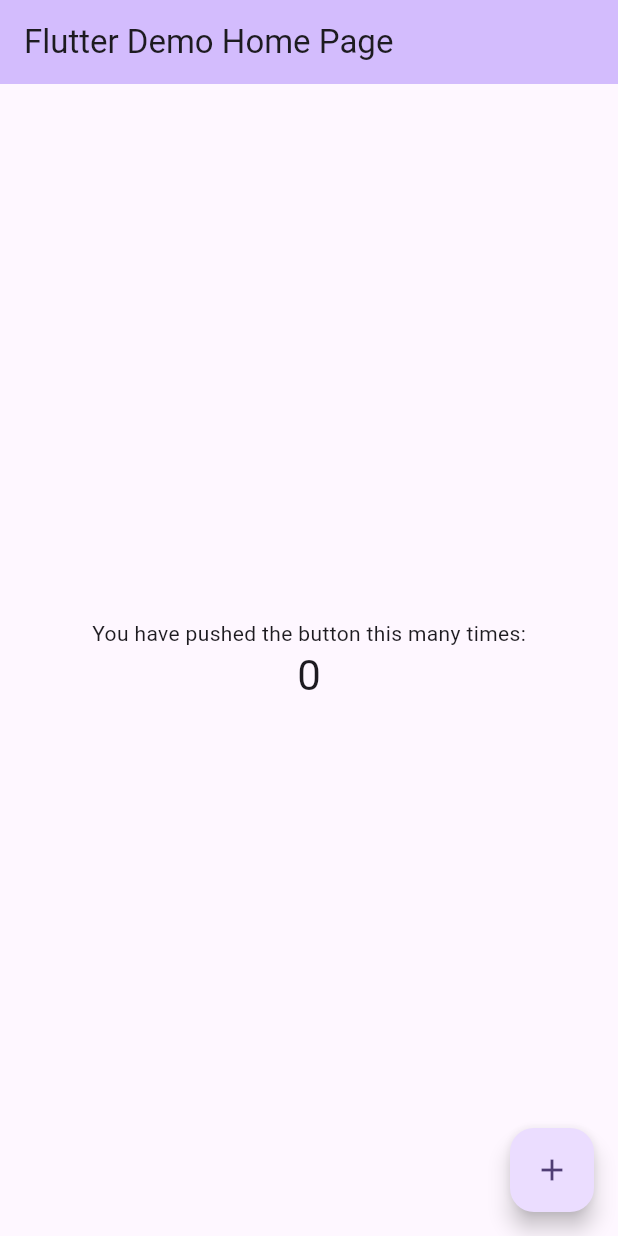
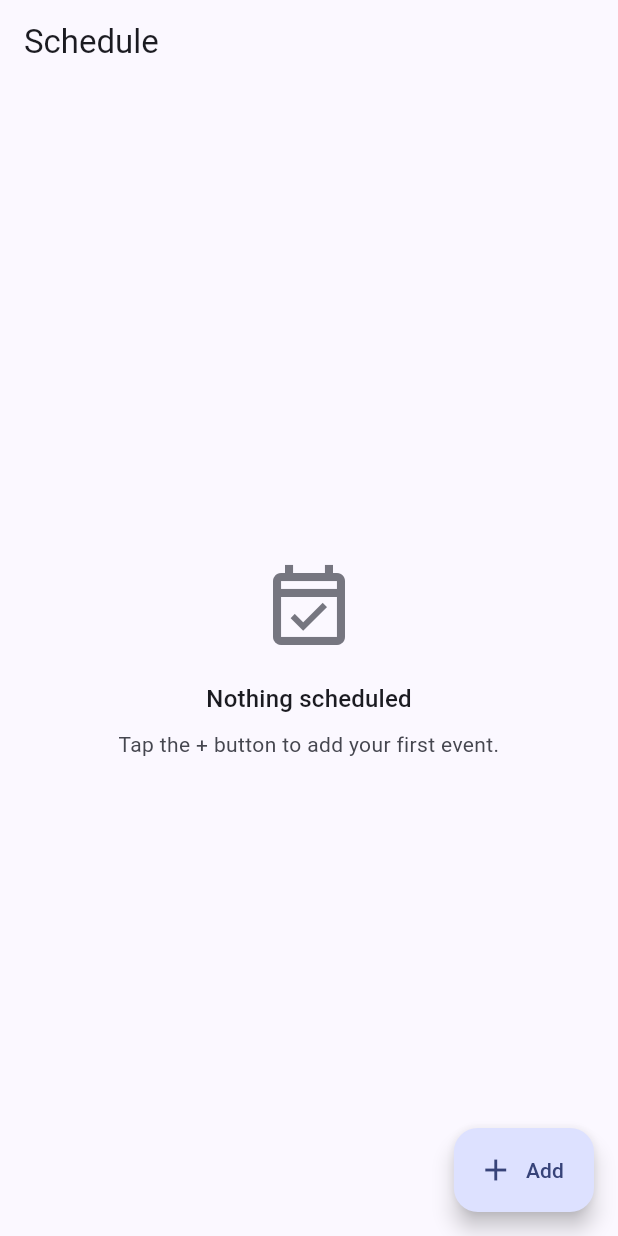
Before and after one commit to anaval99/dss, a Flutter app: the screen it shows after launch, on a phone screen of 412 x 824 dp. Run offline on Flutter 3.47's test engine with Material 3 defaults, Android fonts, the phone set to English and light mode, and no system bars; our stand-ins replace drift, flutter_riverpod; accounts and stored records are empty; generated files the repository leaves out were written again.

Commit message:
Phase 4: list screen, event tiles, FAB, empty state
First on-screen UI plus bootstrap wiring:
- main.dart/app.dart: ProviderScope, MaterialApp + light/dark themes,
  WidgetsBindingObserver that invalidates todayProvider on resume
  (reliable day-rollover path, §7)
- event_list_screen: watches eventListProvider (loading/empty/data)
- event_tile: urgency accent bar + tinted bg + relative-time chip
  (color never the sole signal), recurrence glyph, notes preview
- urgency_palette + app_theme tokens; pure event_format helpers
  (relative label, when/recurrence text, 12h time, ordinals)
- editor placeholder screen as the FAB/tap destination (Phase 5)

Replaced the stale counter widget test. flutter analyze clean;
72 tests passing (format units + screen ordering/labels/empty/FAB).

Co-Authored-By: Claude Opus 4.8 (1M context) <noreply@anthropic.com>

```diff
--- /dev/null
+++ b/lib/app.dart
@@ -0,0 +1,50 @@
+import 'package:flutter/material.dart';
+import 'package:flutter_riverpod/flutter_riverpod.dart';
+
+import 'core/theme/app_theme.dart';
+import 'presentation/providers/today_provider.dart';
+import 'presentation/screens/event_list_screen.dart';
+
+/// Root widget. Owns the [WidgetsBindingObserver] that refreshes `today` when
+/// the app returns to the foreground — the reliable day-rollover path on
+/// Android (an in-process midnight timer is unreliable under Doze, §7). On
+/// resume it invalidates [todayProvider], so the derived list re-resolves
+/// occurrences and re-classifies urgency without a restart.
+class DssApp extends ConsumerStatefulWidget {
+  const DssApp({super.key});
+
+  @override
+  ConsumerState<DssApp> createState() => _DssAppState();
+}
+
+class _DssAppState extends ConsumerState<DssApp> with WidgetsBindingObserver {
+  @override
+  void initState() {
+    super.initState();
+    WidgetsBinding.instance.addObserver(this);
+  }
+
+  @override
+  void dispose() {
+    WidgetsBinding.instance.removeObserver(this);
+    super.dispose();
+  }
+
+  @override
+  void didChangeAppLifecycleState(AppLifecycleState state) {
+    if (state == AppLifecycleState.resumed) {
+      ref.invalidate(todayProvider);
+    }
+  }
+
+  @override
+  Widget build(BuildContext context) {
+    return MaterialApp(
+      title: 'Damn Simple Scheduler',
+      debugShowCheckedModeBanner: false,
+      theme: AppTheme.light(),
+      darkTheme: AppTheme.dark(),
+      home: const EventListScreen(),
+    );
+  }
+}
--- /dev/null
+++ b/lib/core/theme/app_theme.dart
@@ -0,0 +1,30 @@
+import 'package:flutter/material.dart';
+
+/// App-wide light/dark themes. Deliberately restrained — a calm, content-first
+/// surface so the only saturated colors are the urgency accents (§6). The
+/// distinctive design pass (motion, spacing, refined tokens) lands in Phase 7.
+class AppTheme {
+  const AppTheme._();
+
+  static const _seed = Color(0xFF3A5BD9);
+
+  static ThemeData light() => _base(Brightness.light);
+  static ThemeData dark() => _base(Brightness.dark);
+
+  static ThemeData _base(Brightness brightness) {
+    final scheme = ColorScheme.fromSeed(
+      seedColor: _seed,
+      brightness: brightness,
+    );
+    return ThemeData(
+      colorScheme: scheme,
+      useMaterial3: true,
+      scaffoldBackgroundColor: scheme.surface,
+      appBarTheme: AppBarTheme(
+        backgroundColor: scheme.surface,
+        surfaceTintColor: Colors.transparent,
+        centerTitle: false,
+      ),
+    );
+  }
+}
--- a/lib/main.dart
+++ b/lib/main.dart
@@ -1,122 +1,11 @@
 import 'package:flutter/material.dart';
+import 'package:flutter_riverpod/flutter_riverpod.dart';
+
+import 'app.dart';
 
 void main() {
-  runApp(const MyApp());
+  WidgetsFlutterBinding.ensureInitialized();
+  // The Drift database opens lazily on first use via appDatabaseProvider; no
+  // explicit init needed here. All app state lives under this ProviderScope.
+  runApp(const ProviderScope(child: DssApp()));
 }
-
-class MyApp extends StatelessWidget {
-  const MyApp({super.key});
-
-  // This widget is the root of your application.
-  @override
-  Widget build(BuildContext context) {
-    return MaterialApp(
-      title: 'Flutter Demo',
-      theme: ThemeData(
-        // This is the theme of your application.
-        //
-        // TRY THIS: Try running your application with "flutter run". You'll see
-        // the application has a purple toolbar. Then, without quitting the app,
-        // try changing the seedColor in the colorScheme below to Colors.green
-        // and then invoke "hot reload" (save your changes or press the "hot
-        // reload" button in a Flutter-supported IDE, or press "r" if you used
-        // the command line to start the app).
-        //
-        // Notice that the counter didn't reset back to zero; the application
-        // state is not lost during the reload. To reset the state, use hot
-        // restart instead.
-        //
-        // This works for code too, not just values: Most code changes can be
-        // tested with just a hot reload.
-        colorScheme: .fromSeed(seedColor: Colors.deepPurple),
-      ),
-      home: const MyHomePage(title: 'Flutter Demo Home Page'),
-    );
-  }
-}
-
-class MyHomePage extends StatefulWidget {
-  const MyHomePage({super.key, required this.title});
-
-  // This widget is the home page of your application. It is stateful, meaning
-  // that it has a State object (defined below) that contains fields that affect
-  // how it looks.
-
-  // This class is the configuration for the state. It holds the values (in this
-  // case the title) provided by the parent (in this case the App widget) and
-  // used by the build method of the State. Fields in a Widget subclass are
-  // always marked "final".
-
-  final String title;
-
-  @override
-  State<MyHomePage> createState() => _MyHomePageState();
-}
-
-class _MyHomePageState extends State<MyHomePage> {
-  int _counter = 0;
-
-  void _incrementCounter() {
-    setState(() {
-      // This call to setState tells the Flutter framework that something has
-      // changed in this State, which causes it to rerun the build method below
-      // so that the display can reflect the updated values. If we changed
-      // _counter without calling setState(), then the build method would not be
-      // called again, and so nothing would appear to happen.
-      _counter++;
-    });
-  }
-
-  @override
-  Widget build(BuildContext context) {
-    // This method is rerun every time setState is called, for instance as done
-    // by the _incrementCounter method above.
-    //
-    // The Flutter framework has been optimized to make rerunning build methods
-    // fast, so that you can just rebuild anything that needs updating rather
-    // than having to individually change instances of widgets.
-    return Scaffold(
-      appBar: AppBar(
-        // TRY THIS: Try changing the color here to a specific color (to
-        // Colors.amber, perhaps?) and trigger a hot reload to see the AppBar
-        // change color while the other colors stay the same.
-        backgroundColor: Theme.of(context).colorScheme.inversePrimary,
-        // Here we take the value from the MyHomePage object that was created by
-        // the App.build method, and use it to set our appbar title.
-        title: Text(widget.title),
-      ),
-      body: Center(
-        // Center is a layout widget. It takes a single child and positions it
-        // in the middle of the parent.
-        child: Column(
-          // Column is also a layout widget. It takes a list of children and
-          // arranges them vertically. By default, it sizes itself to fit its
-          // children horizontally, and tries to be as tall as its parent.
-          //
-          // Column has various properties to control how it sizes itself and
-          // how it positions its children. Here we use mainAxisAlignment to
-          // center the children vertically; the main axis here is the vertical
-          // axis because Columns are vertical (the cross axis would be
-          // horizontal).
-          //
-          // TRY THIS: Invoke "debug painting" (choose the "Toggle Debug Paint"
-          // action in the IDE, or press "p" in the console), to see the
-          // wireframe for each widget.
-          mainAxisAlignment: .center,
-          children: [
-            const Text('You have pushed the button this many times:'),
-            Text(
-              '$_counter',
-              style: Theme.of(context).textTheme.headlineMedium,
-            ),
-          ],
-        ),
-      ),
-      floatingActionButton: FloatingActionButton(
-        onPressed: _incrementCounter,
-        tooltip: 'Increment',
-        child: const Icon(Icons.add),
-      ),
-    );
-  }
-}
--- /dev/null
+++ b/lib/presentation/screens/event_editor_screen.dart
@@ -0,0 +1,29 @@
+import 'package:flutter/material.dart';
+
+import '../../domain/models/event.dart';
+
+/// Create/edit form. **Placeholder** — the wheel-picker editor is built in
+/// Phase 5. For now it exists so the FAB and (later) tap-to-edit have a
+/// destination and the app runs end-to-end.
+class EventEditorScreen extends StatelessWidget {
+  const EventEditorScreen({super.key, this.event});
+
+  /// The event being edited, or `null` when creating a new one.
+  final Event? event;
+
+  @override
+  Widget build(BuildContext context) {
+    return Scaffold(
+      appBar: AppBar(title: Text(event == null ? 'New event' : 'Edit event')),
+      body: const Center(
+        child: Padding(
+          padding: EdgeInsets.all(32),
+          child: Text(
+            'The event editor (wheel pickers) arrives in Phase 5.',
+            textAlign: TextAlign.center,
+          ),
+        ),
+      ),
+    );
+  }
+}
--- /dev/null
+++ b/lib/presentation/screens/event_list_screen.dart
@@ -0,0 +1,60 @@
+import 'package:flutter/material.dart';
+import 'package:flutter_riverpod/flutter_riverpod.dart';
+
+import '../providers/event_list_provider.dart';
+import '../providers/repository_providers.dart';
+import '../providers/today_provider.dart';
+import '../widgets/empty_state.dart';
+import '../widgets/event_tile.dart';
+import 'event_editor_screen.dart';
+
+/// The app's single home screen: a date-sorted, color-coded list of events
+/// with a `+` FAB. Watches [eventListProvider] for the resolved rows and
+/// [eventStreamProvider] for loading/error states.
+class EventListScreen extends ConsumerWidget {
+  const EventListScreen({super.key});
+
+  @override
+  Widget build(BuildContext context, WidgetRef ref) {
+    final today = ref.watch(todayProvider);
+    final async = ref.watch(eventStreamProvider);
+    final resolved = ref.watch(eventListProvider);
+
+    return Scaffold(
+      appBar: AppBar(title: const Text('Schedule')),
+      body: async.when(
+        loading: () => const Center(child: CircularProgressIndicator()),
+        error: (e, _) => Center(child: Text('Could not load events.\n$e')),
+        data: (_) => resolved.isEmpty
+            ? const EmptyState()
+            : ListView.builder(
+                padding: const EdgeInsets.only(top: 8, bottom: 96),
+                itemCount: resolved.length,
+                itemBuilder: (context, i) {
+                  final item = resolved[i];
+                  return EventTile(
+                    key: ValueKey(item.event.id),
+                    resolved: item,
+                    today: today,
+                    onTap: () => _openEditor(context, ref, item.event.id),
+                  );
+                },
+              ),
+      ),
+      floatingActionButton: FloatingActionButton.extended(
+        onPressed: () => _openEditor(context, ref, null),
+        icon: const Icon(Icons.add),
+        label: const Text('Add'),
+      ),
+    );
+  }
+
+  void _openEditor(BuildContext context, WidgetRef ref, int? eventId) {
+    // Phase 5 will pass the actual event; for now the editor is a placeholder.
+    Navigator.of(context).push(
+      MaterialPageRoute<void>(
+        builder: (_) => const EventEditorScreen(),
+      ),
+    );
+  }
+}
--- /dev/null
+++ b/lib/presentation/widgets/empty_state.dart
@@ -0,0 +1,39 @@
+import 'package:flutter/material.dart';
+
+/// Friendly prompt shown when there are no events, pointing at the `+` FAB.
+class EmptyState extends StatelessWidget {
+  const EmptyState({super.key});
+
+  @override
+  Widget build(BuildContext context) {
+    final theme = Theme.of(context);
+    return Center(
+      child: Padding(
+        padding: const EdgeInsets.symmetric(horizontal: 40),
+        child: Column(
+          mainAxisSize: MainAxisSize.min,
+          children: [
+            Icon(
+              Icons.event_available_outlined,
+              size: 64,
+              color: theme.colorScheme.outline,
+            ),
+            const SizedBox(height: 16),
+            Text(
+              'Nothing scheduled',
+              style: theme.textTheme.titleMedium,
+            ),
+            const SizedBox(height: 8),
+            Text(
+              'Tap the + button to add your first event.',
+              textAlign: TextAlign.center,
+              style: theme.textTheme.bodyMedium?.copyWith(
+                color: theme.colorScheme.onSurfaceVariant,
+              ),
+            ),
+          ],
+        ),
+      ),
+    );
+  }
+}
--- a/pubspec.yaml
+++ b/pubspec.yaml
@@ -39,6 +39,7 @@ dependencies:
   path_provider: ^2.1.5
   path: ^1.9.1
   flutter_riverpod: ^3.3.1
+  intl: ^0.20.2
 
 dev_dependencies:
   flutter_test:
```
Also changed, not shown: lib/core/theme/urgency_palette.dart (added, +65 -0 lines), lib/presentation/format/event_format.dart (added, +83 -0 lines), lib/presentation/widgets/event_tile.dart (added, +136 -0 lines), pubspec.lock, 2 other files.
